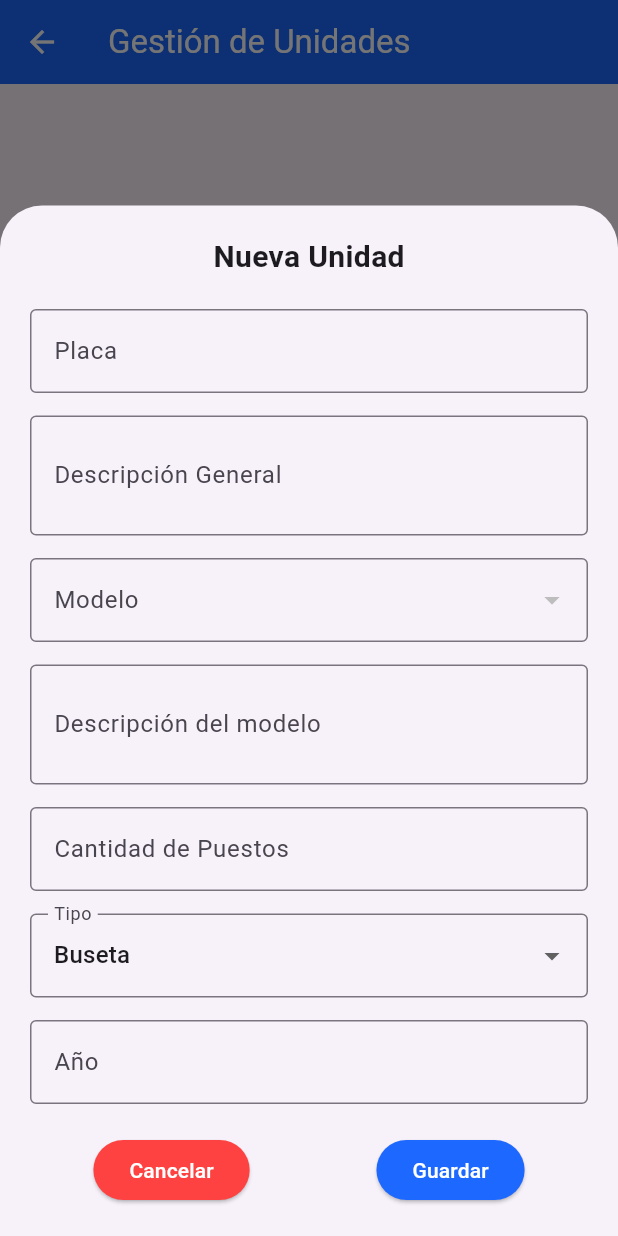
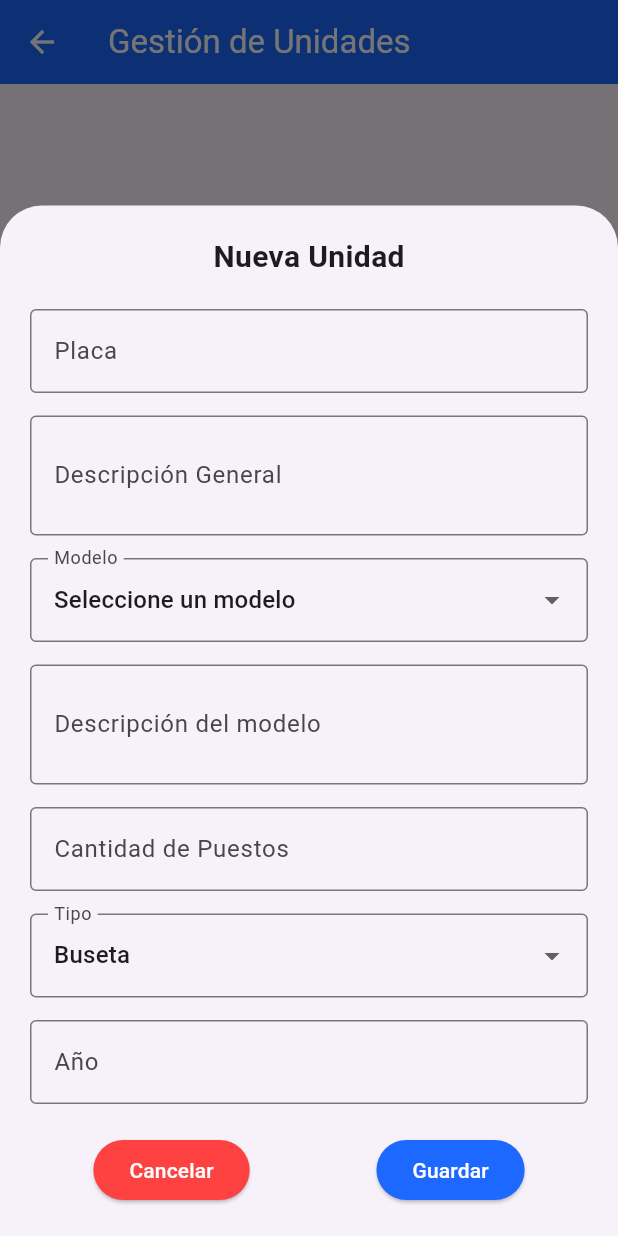
Before and after one commit to Utech17/unidades_manager, a Flutter app: the UnidadesList screen opened by its route, after a tap on the "add" icon, on a phone screen of 412 x 824 dp. Run offline on Flutter 3.47's test engine with Material 3 defaults, Android fonts, the phone set to English and light mode, and no system bars; our stand-ins replace image_picker, shared_preferences; accounts and stored records are empty.

Commit message:
ajuste del menu desplegable e inclusion de validaciones

```diff
--- a/lib/main.dart
+++ b/lib/main.dart
@@ -6,6 +6,7 @@ import 'package:unidades_manager/src/unidades_list.dart';
 import 'package:unidades_manager/core/app_colors.dart';
 import 'package:unidades_manager/src/camera_screen.dart';
 import 'package:unidades_manager/src/config_screen.dart';
+import 'package:http/http.dart' as http;
 //import 'package:unidades_manager/src/.dart';
 
 void main() {
--- a/lib/src/unidades_list.dart
+++ b/lib/src/unidades_list.dart
@@ -2,8 +2,8 @@ import 'package:flutter/material.dart';
 import 'package:unidades_manager/core/app_colors.dart';
 import 'package:http/http.dart' as http;
 import 'dart:convert';
-import 'dart:developer' as developer;
 import 'package:shared_preferences/shared_preferences.dart';
+import 'package:unidades_manager/core/validators.dart';
 
 class UnidadesList extends StatefulWidget {
   const UnidadesList({super.key});
@@ -42,6 +42,7 @@ class _UnidadesListState extends State<UnidadesList> {
   Future<void> _inicializarPantalla() async {
     setState(() => _cargando = true);
     await _loadServerUrl();
+    await _fetchModelosApi();
     await _fetchUnidades();
     setState(() => _cargando = false);
   }
@@ -54,7 +55,10 @@ class _UnidadesListState extends State<UnidadesList> {
   Future<void> _fetchUnidades() async {
     if (_serverUrl == null) return;
     try {
-      final url = Uri.parse('$_serverUrl''units');
+      final url = Uri.parse(
+        '$_serverUrl'
+        'units',
+      );
       final response = await http.get(url);
       if (response.statusCode == 200) {
         final List<dynamic> data = json.decode(response.body);
@@ -64,7 +68,10 @@ class _UnidadesListState extends State<UnidadesList> {
           _unidades.clear();
           for (var unidad in data) {
             final modelCode = unidad['modelCode'] ?? '';
-            final modelDesc = unidad['model'] != null ? unidad['model']['description'] ?? '' : '';
+            final modelDesc =
+                unidad['model'] != null
+                    ? unidad['model']['description'] ?? ''
+                    : '';
             _unidades.add({
               'placa': unidad['plate'] ?? '',
               'descripcion': unidad['description'] ?? '',
@@ -79,35 +86,37 @@ class _UnidadesListState extends State<UnidadesList> {
               descripcionesModelosApi[modelCode] = modelDesc;
             }
           }
-          // Solo los modelos de la API
-          // Guardar descripciones de modelos
         });
-      } else {
-        developer.log('Error al obtener unidades: \\${response.statusCode}', name: 'api_error');
       }
-    } catch (e) {
-      developer.log('Error de red al obtener unidades: $e', name: 'api_error');
+    } catch (e, stack) {
+      print('Error en _fetchUnidades: $e\n$stack');
     }
   }
 
   Future<void> _fetchModelosApi() async {
     if (_serverUrl == null) return;
     try {
-      final url = Uri.parse('$_serverUrl''models');
+      // Asegurar que la URL termine con /
+      String baseUrl = _serverUrl!;
+      if (!baseUrl.endsWith('/')) baseUrl += '/';
+      final url = Uri.parse('${baseUrl}models');
       final response = await http.get(url);
       if (response.statusCode == 200) {
         final List<dynamic> data = json.decode(response.body);
         setState(() {
-          _modelosApi = data.map<Map<String, dynamic>>((m) => {
-            'modelCode': m['modelCode'],
+          _modelosApi =
+              data
+                  .map<Map<String, dynamic>>(
+                    (m) => {
+                      'modelCode': m['modelCode'] ?? '',
                       'description': m['description'] ?? '',
-          }).toList();
+                    },
+                  )
+                  .toList();
         });
-      } else {
-        developer.log('Error al obtener modelos: \\${response.statusCode}', name: 'api_error');
       }
-    } catch (e) {
-      developer.log('Error de red al obtener modelos: $e', name: 'api_error');
+    } catch (e, stack) {
+      print('Error en _fetchModelosApi: $e\n$stack');
     }
   }
 
@@ -115,8 +124,10 @@ class _UnidadesListState extends State<UnidadesList> {
     if (_serverUrl == null) return;
     try {
       final cleanPlate = plate.trim();
-      final url = Uri.parse('$_serverUrl''units/$cleanPlate');
-      developer.log('DELETE URL: $url', name: 'api_delete');
+      final url = Uri.parse(
+        '$_serverUrl'
+        'units/$cleanPlate',
+      );
       final response = await http.delete(
         url,
         headers: {'Content-Type': 'application/json'},
@@ -130,14 +141,17 @@ class _UnidadesListState extends State<UnidadesList> {
       } else {
         if (!mounted) return;
         ScaffoldMessenger.of(context).showSnackBar(
-          SnackBar(content: Text('Error al eliminar: \\${response.statusCode}')),
+          SnackBar(
+            content: Text('Error al eliminar: \\${response.statusCode}'),
+          ),
         );
       }
-    } catch (e) {
+    } catch (e, stack) {
+      print('Error en _eliminarUnidadApi: $e\n$stack');
       if (!mounted) return;
-      ScaffoldMessenger.of(context).showSnackBar(
-        SnackBar(content: Text('Error de red al eliminar: $e')),
-      );
+      ScaffoldMessenger.of(
+        context,
+      ).showSnackBar(SnackBar(content: Text('Error de red al eliminar: $e')));
     }
   }
 
@@ -155,24 +169,35 @@ class _UnidadesListState extends State<UnidadesList> {
     Map<String, dynamic>? unidad,
     bool soloConsulta = false,
   }) async {
+    // Cargar modelos ANTES de abrir el modal
     await _fetchModelosApi();
+
+    // Configurar valores después de cargar
     if (_modelosApi.isNotEmpty) {
       if (unidad != null) {
+        // usar el modelo que ya está registrado
         _modeloSeleccionadoApi = unidad['modelo'];
       } else {
-        _modeloSeleccionadoApi = _modelosApi.first['modelCode'];
+        // dejar nulo para que muestre 'Seleccione un modelo'
+        _modeloSeleccionadoApi = null;
       }
-      _descripcionModeloSeleccionado = _modelosApi.firstWhere(
+      // Obtener la descripción del modelo seleccionado
+      _descripcionModeloSeleccionado =
+          _modelosApi.firstWhere(
             (m) => m['modelCode'] == _modeloSeleccionadoApi,
             orElse: () => {'description': ''},
-      )['description'] ?? '';
+          )['description'] ??
+          '';
+      _descripcionModeloController.text = _descripcionModeloSeleccionado;
     }
-    // ...resto de la lógica de asignación de controladores...
+
+    // Configurar controladores
     if (unidad != null) {
       _placaController.text = unidad['placa'];
       _descripcionController.text = unidad['descripcion'];
       _puestosController.text = unidad['puestos'].toString();
-      _tipoSeleccionado = _tipos.contains(unidad['tipo']) ? unidad['tipo'] : _tipos.first;
+      _tipoSeleccionado =
+          _tipos.contains(unidad['tipo']) ? unidad['tipo'] : _tipos.first;
       _anioController.text = unidad['anio'].toString();
       _indiceEdicion = _unidades.indexOf(unidad);
     } else {
@@ -182,6 +207,8 @@ class _UnidadesListState extends State<UnidadesList> {
       _puestosController.clear();
       _anioController.clear();
     }
+
+    // abrir el modal
     showModalBottomSheet(
       context: context,
       isScrollControlled: true,
@@ -214,12 +241,9 @@ class _UnidadesListState extends State<UnidadesList> {
                       border: OutlineInputBorder(),
                     ),
                     readOnly: soloConsulta,
-                    validator: (value) {
-                      if (!soloConsulta && (value == null || value.isEmpty)) {
-                        return 'Por favor ingrese la placa';
-                      }
-                      return null;
-                    },
+                    validator:
+                        (value) =>
+                            validatePlaca(value, soloConsulta: soloConsulta),
                   ),
                   const SizedBox(height: 15),
                   TextFormField(
@@ -234,31 +258,45 @@ class _UnidadesListState extends State<UnidadesList> {
                   const SizedBox(height: 15),
                   DropdownButtonFormField<String>(
                     value: _modeloSeleccionadoApi,
-                    items: _modelosApi.map<DropdownMenuItem<String>>((modelo) {
+                    items: [
+                      const DropdownMenuItem<String>(
+                        value: null,
+                        child: Text('Seleccione un modelo'),
+                      ),
+                      ..._modelosApi.map<DropdownMenuItem<String>>((modelo) {
                         return DropdownMenuItem<String>(
                           value: modelo['modelCode'] as String,
-                        child: Text('${modelo['modelCode']}'),
+                          child: Text(
+                            '${modelo['modelCode']} - ${modelo['description']}',
+                          ),
                         );
                       }).toList(),
-                    onChanged: soloConsulta
+                    ],
+                    onChanged:
+                        soloConsulta
                             ? null
                             : (value) {
                               setState(() {
                                 _modeloSeleccionadoApi = value;
-                              _descripcionModeloSeleccionado = _modelosApi.firstWhere(
+                                _descripcionModeloSeleccionado =
+                                    _modelosApi.firstWhere(
                                       (m) => m['modelCode'] == value,
                                       orElse: () => {'description': ''},
-                              )['description'] ?? '';
+                                    )['description'] ??
+                                    '';
+                                _descripcionModeloController.text =
+                                    _descripcionModeloSeleccionado;
                               });
                             },
                     decoration: const InputDecoration(
                       labelText: 'Modelo',
                       border: OutlineInputBorder(),
                     ),
+                    validator: validateModeloSeleccionado,
                   ),
                   const SizedBox(height: 15),
                   TextFormField(
-                    initialValue: _descripcionModeloSeleccionado,
+                    controller: _descripcionModeloController,
                     decoration: const InputDecoration(
                       labelText: 'Descripción del modelo',
                       border: OutlineInputBorder(),
@@ -275,15 +313,9 @@ class _UnidadesListState extends State<UnidadesList> {
                     ),
                     keyboardType: TextInputType.number,
                     readOnly: soloConsulta,
-                    validator: (value) {
-                      if (!soloConsulta && (value == null || value.isEmpty)) {
-                        return 'Por favor ingrese la cantidad';
-                      }
-                      if (!soloConsulta && int.tryParse(value!) == null) {
-                        return 'Ingrese un número válido';
-                      }
-                      return null;
-                    },
+                    validator:
+                        (value) =>
+                            validatePuestos(value, soloConsulta: soloConsulta),
                   ),
                   const SizedBox(height: 15),
                   DropdownButtonFormField<String>(
@@ -317,15 +349,9 @@ class _UnidadesListState extends State<UnidadesList> {
                     ),
                     keyboardType: TextInputType.number,
                     readOnly: soloConsulta,
-                    validator: (value) {
-                      if (!soloConsulta && (value == null || value.isEmpty)) {
-                        return 'Por favor ingrese el año';
-                      }
-                      if (!soloConsulta && int.tryParse(value!) == null) {
-                        return 'Ingrese un año válido';
-                      }
-                      return null;
-                    },
+                    validator:
+                        (value) =>
+                            validateAnio(value, soloConsulta: soloConsulta),
                   ),
                   if (!soloConsulta) ...[
                     const SizedBox(height: 20),
@@ -405,17 +431,16 @@ class _UnidadesListState extends State<UnidadesList> {
         'year': int.parse(_anioController.text),
       };
       final plate = _placaController.text;
-      final url = Uri.parse('$_serverUrl''units/$plate');
+      final url = Uri.parse(
+        '$_serverUrl'
+        'units/$plate',
+      );
       try {
-        developer.log(json.encode(unidadEditada), name: 'unidad_editada');
-        developer.log(url.toString(), name: 'url_api');
         final response = await http.put(
           url,
           headers: {'Content-Type': 'application/json'},
           body: json.encode(unidadEditada),
         );
-        developer.log('Status: \\${response.statusCode}', name: 'api_status');
-        developer.log('Body: \\${response.body}', name: 'api_body');
         if (response.statusCode == 200 || response.statusCode == 204) {
           await _fetchUnidades();
         } else {
@@ -450,7 +475,8 @@ class _UnidadesListState extends State<UnidadesList> {
         backgroundColor: AppColors.primary,
         foregroundColor: AppTextColors.inverseText,
       ),
-      body: _cargando
+      body:
+          _cargando
               ? const Center(child: CircularProgressIndicator())
               : _unidades.isEmpty
               ? Center(
@@ -485,10 +511,12 @@ class _UnidadesListState extends State<UnidadesList> {
                 itemCount: _unidades.length,
                 itemBuilder: (context, index) {
                   final unidad = _unidades[index];
-                    final descripcionModelo = _modelosApi.firstWhere(
+                  final descripcionModelo =
+                      _modelosApi.firstWhere(
                         (m) => m['modelCode'] == unidad['modelo'],
                         orElse: () => {'description': ''},
-                    )['description'] ?? '';
+                      )['description'] ??
+                      '';
                   return Card(
                     margin: const EdgeInsets.symmetric(
                       horizontal: 10,
```
Also changed, not shown: lib/core/validators.dart (added, +59 -0 lines). Lines whose indentation alone changed are shown as unchanged.
